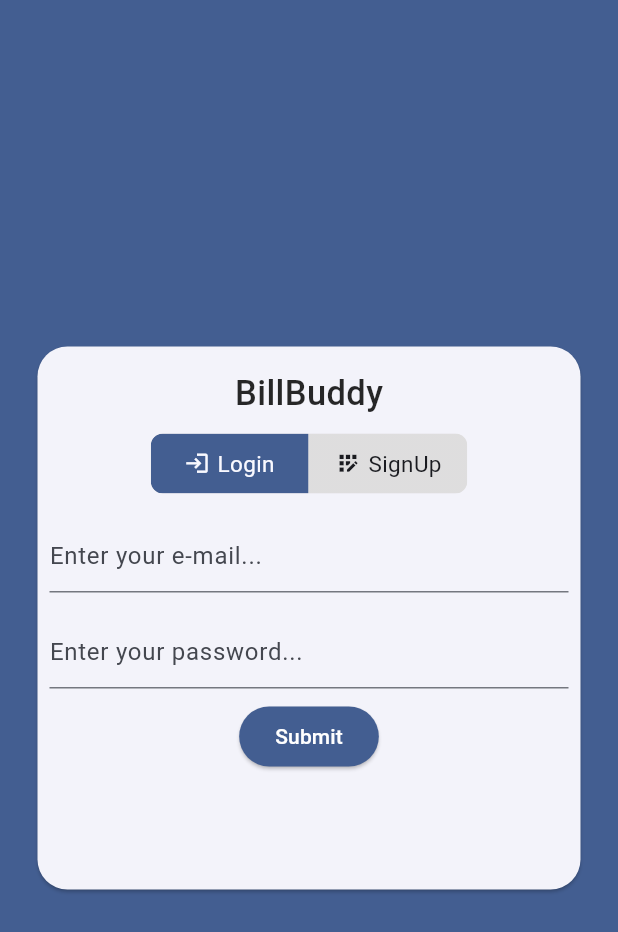
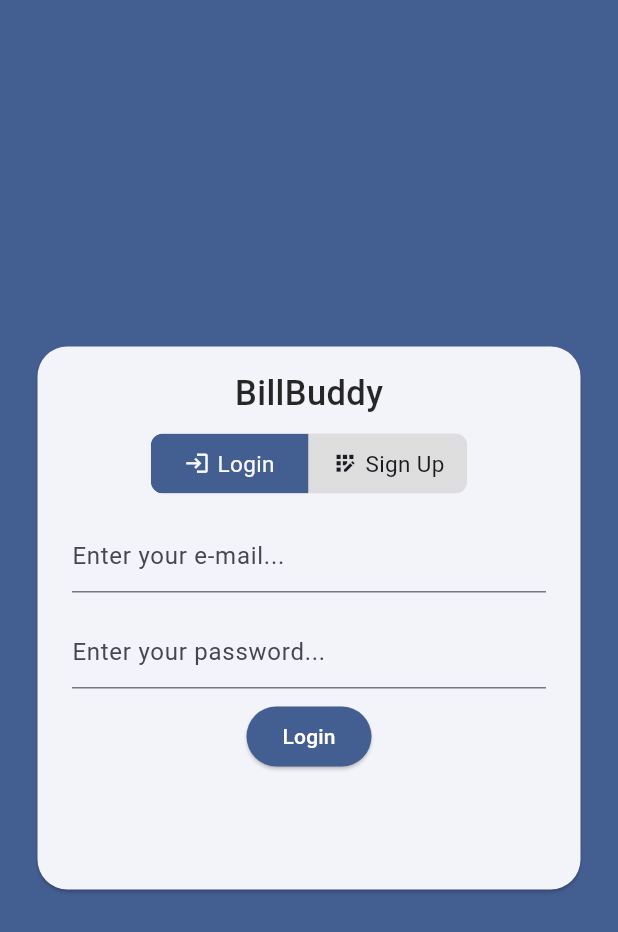
Before and after one commit to rony646/bill-buddy, a Flutter app: the SignUp screen opened by its route, after a tap on "Login", on a phone screen of 412 x 824 dp. Shown: the top 932 px of the screen. Run offline on Flutter 3.47's test engine with Material 3 defaults, Android fonts, the phone set to English and light mode, and no system bars; drawn by our look-alikes of toggle_switch; our stand-ins replace currency_text_input_formatter; missing offline and left inert: awesome_select.

Commit message:
feat: adding logic to change form

```diff
--- a/lib/screens/sign_up.dart
+++ b/lib/screens/sign_up.dart
@@ -1,7 +1,7 @@
 import 'package:bill_buddy/utils/validate_email.dart';
 import 'package:bill_buddy/widgets/custom_form_field.dart';
 import 'package:flutter/material.dart';
-import 'package:flutter/services.dart';
+
 import 'package:toggle_switch/toggle_switch.dart';
 
 class SignUp extends StatefulWidget {
@@ -11,13 +11,19 @@ class SignUp extends StatefulWidget {
   State<SignUp> createState() => _SignUpState();
 }
 
+enum FormType { login, signUp }
+
 class _SignUpState extends State<SignUp> {
   final _formKey = GlobalKey<FormState>();
   final TextEditingController _emailController = TextEditingController();
   final TextEditingController _passwordController = TextEditingController();
+  final TextEditingController _confirmPasswordController =
+      TextEditingController();
+  FormType _selectedForm = FormType.login;
 
   @override
   Widget build(BuildContext context) {
+    print(_selectedForm);
     return Scaffold(
       body: Center(
         child: SizedBox(
@@ -47,16 +53,28 @@ class _SignUpState extends State<SignUp> {
                   child: ToggleSwitch(
                     minWidth: 105,
                     fontSize: 15,
-                    initialLabelIndex: 0,
+                    initialLabelIndex: _selectedForm == FormType.login ? 0 : 1,
                     totalSwitches: 2,
-                    labels: const ['Login', 'SignUp'],
+                    labels: const ['Login', 'Sign Up'],
                     icons: const [Icons.login, Icons.app_registration_outlined],
                     onToggle: (index) {
-                      print('switched to $index');
+                      if (index == 0) {
+                        setState(() {
+                          _selectedForm = FormType.login;
+                        });
+
+                        return;
+                      }
+
+                      setState(() {
+                        _selectedForm = FormType.signUp;
+                      });
                     },
                   ),
                 ),
-                Form(
+                Padding(
+                  padding: const EdgeInsets.symmetric(horizontal: 15),
+                  child: Form(
                     key: _formKey,
                     child: Column(
                       children: [
@@ -69,6 +87,12 @@ class _SignUpState extends State<SignUp> {
                           hideText: true,
                           hintText: 'Enter your password...',
                         ),
+                        if (_selectedForm == FormType.signUp)
+                          CustomFormField(
+                            controller: _confirmPasswordController,
+                            hideText: true,
+                            hintText: 'Confirm your password...',
+                          ),
                         ElevatedButton(
                           style: ElevatedButton.styleFrom(
                             backgroundColor: Theme.of(context).primaryColor,
@@ -76,15 +100,29 @@ class _SignUpState extends State<SignUp> {
                           ),
                           onPressed: () {
                             if (!isEmailValid(_emailController.text)) {
-                            print(_emailController.text);
-                            print('invalid e-mail!');
+                              const snackBar = SnackBar(
+                                backgroundColor:
+                                    Color.fromARGB(210, 237, 64, 52),
+                                content: Text(
+                                  'Invalid e-mail address',
+                                  style: TextStyle(
+                                    fontWeight: FontWeight.bold,
+                                  ),
+                                ),
+                              );
+
+                              ScaffoldMessenger.of(context)
+                                  .showSnackBar(snackBar);
                               return;
                             }
                             print('password: ${_passwordController.text}');
                           },
-                        child: const Text('Submit'),
+                          child: Text(_selectedForm == FormType.login
+                              ? 'Login'
+                              : 'Sign up'),
                         )
                       ],
+                    ),
                   ),
                 ),
               ],
```
Lines whose indentation alone changed are shown as unchanged.
